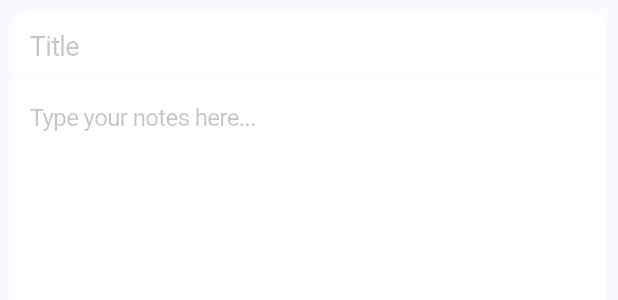
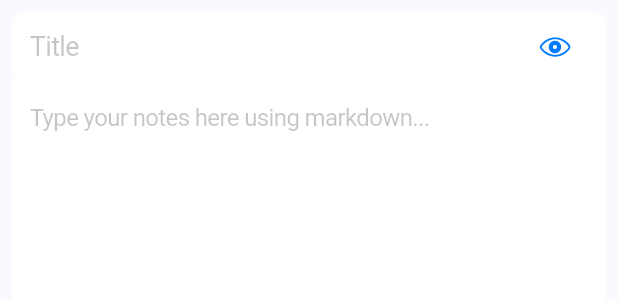
Before and after one commit to malachibazar/medit, a Flutter app: the NoteTab widget shown alone on an empty page, opened directly with empty values, on a phone screen of 412 x 824 dp. Shown: the top 300 px of the screen. Run offline on Flutter 3.47's test engine with Material 3 defaults, Android fonts, the phone set to English and light mode, and no system bars; our stand-ins replace flutter_markdown, sqflite; accounts and stored records are empty; Roboto replaces fonts that are missing (.AppleSystemUIFont).

Commit message:
added markdown

```diff
--- a/lib/main.dart
+++ b/lib/main.dart
@@ -27,12 +27,15 @@ class NotepadHomePage extends StatefulWidget {
   final int? noteId;
   final String? initialTitle;
   final String? initialContent;
+  final bool startInViewMode;
 
   const NotepadHomePage({
     super.key,
     this.noteId,
     this.initialTitle,
     this.initialContent,
+    this.startInViewMode =
+        true, // Default to view mode when opening existing notes
   });
 
   @override
@@ -57,6 +60,9 @@ class NotepadHomePageState extends State<NotepadHomePage> {
       textController: _textController,
       titleController: _titleController,
       noteId: widget.noteId,
+      startInViewMode:
+          widget.startInViewMode &&
+          widget.noteId != null, // Only start in view mode for existing notes
     );
   }
 
--- a/lib/note_tab.dart
+++ b/lib/note_tab.dart
@@ -1,17 +1,20 @@
 import 'package:flutter/cupertino.dart';
 import 'dart:async';
 import 'database_helper.dart';
+import 'markdown_view.dart';
 
 class NoteTab extends StatefulWidget {
   final TextEditingController textController;
   final TextEditingController titleController;
-  final int? noteId; // Add noteId parameter for existing notes
+  final int? noteId;
+  final bool startInViewMode;
 
   const NoteTab({
     super.key,
     required this.textController,
     required this.titleController,
-    this.noteId, // Optional parameter for existing notes
+    this.noteId,
+    this.startInViewMode = false,
   });
 
   @override
@@ -20,10 +23,12 @@ class NoteTab extends StatefulWidget {
 
 class _NoteTabState extends State<NoteTab> {
   final ScrollController _scrollController = ScrollController();
+  final ScrollController _previewScrollController = ScrollController();
   final DatabaseHelper _databaseHelper = DatabaseHelper();
   Timer? _saveTimer;
   bool _isNewNote = true;
   bool _hasChanges = false;
+  bool _isPreviewMode = false;
   int? _currentNoteId;
 
   @override
@@ -31,6 +36,9 @@ class _NoteTabState extends State<NoteTab> {
     super.initState();
     _currentNoteId = widget.noteId;
     _isNewNote = _currentNoteId == null;
+
+    // Set initial view mode based on the parameter
+    _isPreviewMode = widget.startInViewMode;
 
     // Set up listeners for text changes to trigger auto-save
     widget.titleController.addListener(_onTextChanged);
@@ -47,6 +55,12 @@ class _NoteTabState extends State<NoteTab> {
       // Set a new timer to save after 1 second of inactivity
       _saveTimer = Timer(const Duration(seconds: 1), _saveNote);
     }
+  }
+
+  void _togglePreviewMode() {
+    setState(() {
+      _isPreviewMode = !_isPreviewMode;
+    });
   }
 
   // Public method to force an immediate save
@@ -126,6 +140,7 @@ class _NoteTabState extends State<NoteTab> {
     widget.textController.removeListener(_onTextChanged);
 
     _scrollController.dispose();
+    _previewScrollController.dispose();
     super.dispose();
   }
 
@@ -149,7 +164,25 @@ class _NoteTabState extends State<NoteTab> {
                 top: Radius.circular(8.0),
               ),
             ),
-            child: CupertinoTextField(
+            child: Row(
+              children: [
+                Expanded(
+                  child:
+                      _isPreviewMode
+                          ? Padding(
+                            padding: const EdgeInsets.symmetric(vertical: 12.0),
+                            child: Text(
+                              widget.titleController.text.isEmpty
+                                  ? 'Untitled'
+                                  : widget.titleController.text,
+                              style: const TextStyle(
+                                fontFamily: '.AppleSystemUIFont',
+                                fontSize: 18.0,
+                                fontWeight: FontWeight.w600,
+                              ),
+                            ),
+                          )
+                          : CupertinoTextField(
                             controller: widget.titleController,
                             placeholder: 'Title',
                             decoration: const BoxDecoration(border: null),
@@ -162,8 +195,20 @@ class _NoteTabState extends State<NoteTab> {
                             maxLines: 1,
                           ),
                 ),
+                // Toggle button between edit and preview modes
+                CupertinoButton(
+                  padding: EdgeInsets.zero,
+                  child: Icon(
+                    _isPreviewMode ? CupertinoIcons.pencil : CupertinoIcons.eye,
+                    color: CupertinoTheme.of(context).primaryColor,
+                  ),
+                  onPressed: _togglePreviewMode,
+                ),
+              ],
+            ),
+          ),
 
-          // Note content area (divider removed)
+          // Note content area - either editor or preview based on mode
           Expanded(
             child: Container(
               decoration: BoxDecoration(
@@ -173,20 +218,37 @@ class _NoteTabState extends State<NoteTab> {
                 ),
               ),
               width: double.infinity,
-              child: CupertinoScrollbar(
+              child:
+                  _isPreviewMode
+                      ? Container(
+                        decoration: const BoxDecoration(
+                          color: CupertinoColors.systemBackground,
+                          borderRadius: BorderRadius.vertical(
+                            bottom: Radius.circular(8.0),
+                          ),
+                        ),
+                        padding: const EdgeInsets.all(12.0),
+                        child: MarkdownView(
+                          data: widget.textController.text,
+                          scrollController: _previewScrollController,
+                        ),
+                      )
+                      : CupertinoScrollbar(
                         controller: _scrollController,
                         child: SingleChildScrollView(
                           controller: _scrollController,
                           child: ConstrainedBox(
                             constraints: BoxConstraints(
-                      minHeight: MediaQuery.of(context).size.height - 100,
+                              minHeight:
+                                  MediaQuery.of(context).size.height - 100,
                             ),
                             child: CupertinoTextField(
                               controller: widget.textController,
                               maxLines: null,
                               expands: true,
                               textAlignVertical: TextAlignVertical.top,
-                      placeholder: 'Type your notes here...',
+                              placeholder:
+                                  'Type your notes here using markdown...',
                               padding: const EdgeInsets.all(12.0),
                               decoration: const BoxDecoration(
                                 color: CupertinoColors.systemBackground,
--- a/pubspec.yaml
+++ b/pubspec.yaml
@@ -32,6 +32,7 @@ dependencies:
     sdk: flutter
   sqflite: ^2.4.2
   path: ^1.9.1
+  flutter_markdown: ^0.6.18
 
   # The following adds the Cupertino Icons font to your application.
   # Use with the CupertinoIcons class for iOS style icons.
```
Also changed, not shown: lib/markdown_view.dart (added, +70 -0 lines), lib/notes_list_screen.dart (+42 -11 lines), pubspec.lock. Lines whose indentation alone changed are shown as unchanged.
